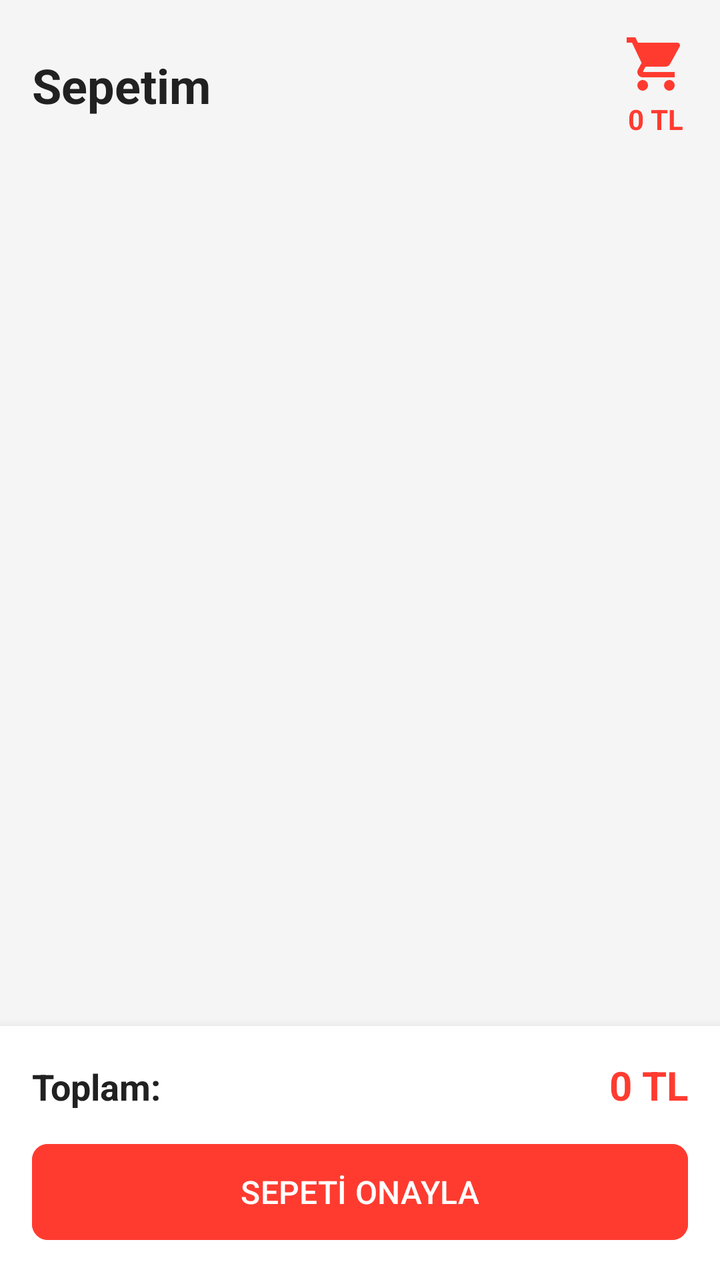
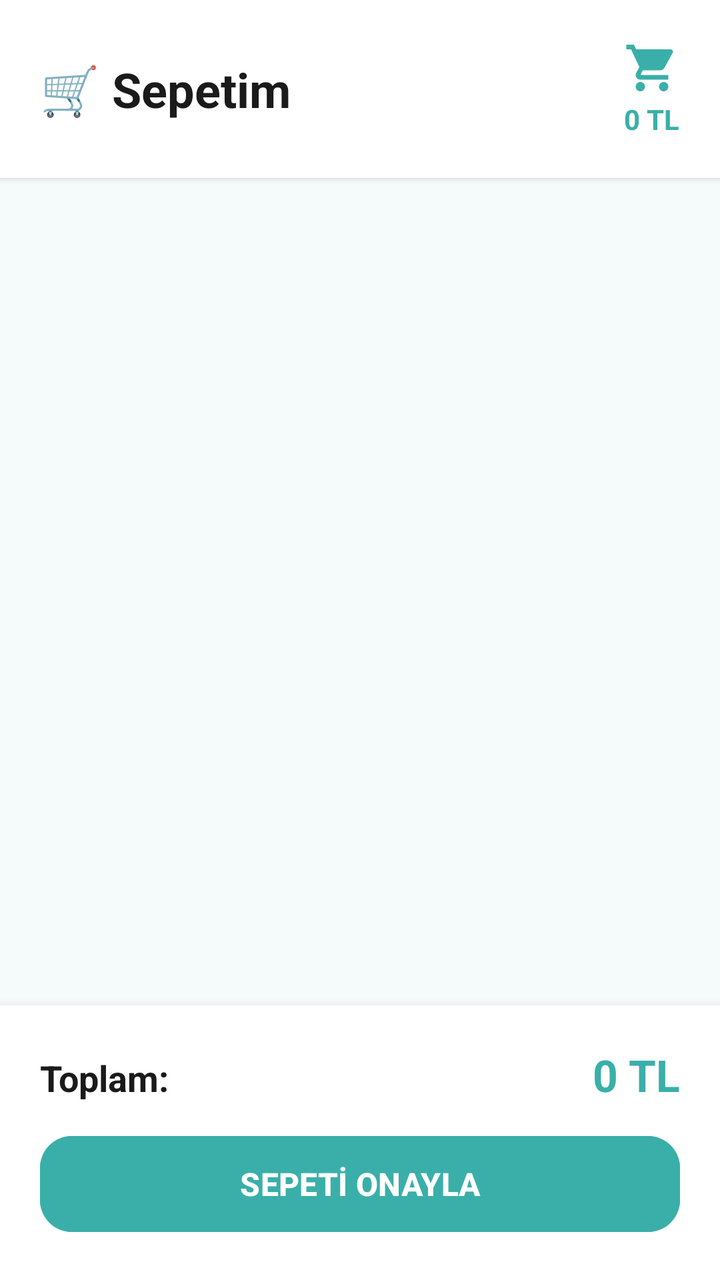

Compare the two renders of this Android layout. The source of the first and the diff that turns it into the second are given below.
<!-- AndroidManifest.xml: application theme Theme.EskiEsyaSatis -->
<!-- res/layout/fragment_cart.xml -->
<?xml version="1.0" encoding="utf-8"?>
<LinearLayout xmlns:android="http://schemas.android.com/apk/res/android"
    xmlns:app="http://schemas.android.com/apk/res-auto"
    android:layout_width="match_parent"
    android:layout_height="match_parent"
    android:orientation="vertical"
    android:background="@color/backgroundColor">

    
    <LinearLayout
        android:layout_width="match_parent"
        android:layout_height="wrap_content"
        android:orientation="horizontal"
        android:gravity="center_vertical"
        android:padding="16dp">

        <TextView
            android:layout_width="0dp"
            android:layout_weight="1"
            android:layout_height="wrap_content"
            android:text="Sepetim"
            android:textSize="24sp"
            android:textStyle="bold"
            android:textColor="@color/textColorPrimary" />

        
        <LinearLayout
            android:layout_width="wrap_content"
            android:layout_height="wrap_content"
            android:orientation="vertical"
            android:gravity="center">

            <ImageView
                android:layout_width="32dp"
                android:layout_height="32dp"
                android:src="@drawable/ic_shopping_cart"
                app:tint="@color/primaryColor" />

            <TextView
                android:id="@+id/tvCartTotal"
                android:layout_width="wrap_content"
                android:layout_height="wrap_content"
                android:text="0 TL"
                android:textSize="14sp"
                android:textStyle="bold"
                android:textColor="@color/primaryColor"
                android:layout_marginTop="2dp" />
        </LinearLayout>
    </LinearLayout>

    
    <TextView
        android:id="@+id/tvEmptyCart"
        android:layout_width="match_parent"
        android:layout_height="0dp"
        android:layout_weight="1"
        android:text="Sepetiniz boş"
        android:textSize="16sp"
        android:textColor="@color/textColorSecondary"
        android:gravity="center"
        android:visibility="gone" />

    
    <androidx.recyclerview.widget.RecyclerView
        android:id="@+id/recyclerViewCart"
        android:layout_width="match_parent"
        android:layout_height="0dp"
        android:layout_weight="1"
        android:padding="8dp"
        android:clipToPadding="false" />

    
    <androidx.cardview.widget.CardView
        android:id="@+id/cardCheckout"
        android:layout_width="match_parent"
        android:layout_height="wrap_content"
        app:cardCornerRadius="0dp"
        app:cardElevation="8dp"
        android:backgroundTint="@color/white">

        <LinearLayout
            android:layout_width="match_parent"
            android:layout_height="wrap_content"
            android:orientation="vertical"
            android:padding="16dp">

            <LinearLayout
                android:layout_width="match_parent"
                android:layout_height="wrap_content"
                android:orientation="horizontal"
                android:layout_marginBottom="12dp">

                <TextView
                    android:layout_width="0dp"
                    android:layout_weight="1"
                    android:layout_height="wrap_content"
                    android:text="Toplam:"
                    android:textSize="18sp"
                    android:textStyle="bold"
                    android:textColor="@color/textColorPrimary" />

                <TextView
                    android:id="@+id/tvCheckoutTotal"
                    android:layout_width="wrap_content"
                    android:layout_height="wrap_content"
                    android:text="0 TL"
                    android:textSize="20sp"
                    android:textStyle="bold"
                    android:textColor="@color/primaryColor" />
            </LinearLayout>

            <com.google.android.material.button.MaterialButton
                android:id="@+id/btnCheckout"
                android:layout_width="match_parent"
                android:layout_height="56dp"
                android:text="SEPETİ ONAYLA"
                android:backgroundTint="@color/primaryColor"
                android:textColor="@color/white"
                android:textSize="16sp"
                app:cornerRadius="8dp" />
        </LinearLayout>
    </androidx.cardview.widget.CardView>
</LinearLayout>
<!-- resources referenced by this layout -->
<resources>
  <color name="backgroundColor">#F5F5F5</color>
  <color name="primaryColor">#FF3B30</color>
  <color name="textColorPrimary">#212121</color>
  <color name="textColorSecondary">#757575</color>
  <color name="white">#FFFFFFFF</color>
  <!-- drawable ic_shopping_cart (drawable) -->
  <vector xmlns:android="http://schemas.android.com/apk/res/android"
      android:width="24dp"
      android:height="24dp"
      android:viewportWidth="24"
      android:viewportHeight="24">
      <path
          android:fillColor="#000000"
          android:pathData="M7,18c-1.1,0 -1.99,0.9 -1.99,2S5.9,22 7,22s2,-0.9 2,-2 -0.9,-2 -2,-2zM1,2v2h2l3.6,7.59 -1.35,2.45c-0.16,0.28 -0.25,0.61 -0.25,0.96 0,1.1 0.9,2 2,2h12v-2H7.42c-0.14,0 -0.25,-0.11 -0.25,-0.25l0.03,-0.12 0.9,-1.63h7.45c0.75,0 1.41,-0.41 1.75,-1.03l3.58,-6.49c0.08,-0.14 0.12,-0.31 0.12,-0.48 0,-0.55 -0.45,-1 -1,-1H5.21l-0.94,-2H1zM17,18c-1.1,0 -1.99,0.9 -1.99,2s0.89,2 1.99,2 2,-0.9 2,-2 -0.9,-2 -2,-2z"/>
  </vector>
  <style name="Theme.EskiEsyaSatis" parent="Base.Theme.EskiEsyaSatis" />
  <style name="Base.Theme.EskiEsyaSatis" parent="Theme.Material3.DayNight.NoActionBar">
          
          <item name="colorPrimary">@color/primaryColor</item>
          <item name="colorPrimaryDark">@color/primaryDarkColor</item>
          <item name="colorOnPrimary">@color/white</item>
          <item name="android:windowBackground">@color/backgroundColor</item>
          <item name="android:textColorPrimary">@color/textColorPrimary</item>
          <item name="android:textColorSecondary">@color/textColorSecondary</item>
      </style>
  <color name="primaryDarkColor">#C32C23</color>
</resources>

<!-- the commit's change to res/layout/fragment_cart.xml (unified diff, before → after) -->
@@ -12,13 +12,15 @@
         android:layout_height="wrap_content"
         android:orientation="horizontal"
         android:gravity="center_vertical"
-        android:padding="16dp">
+        android:padding="20dp"
+        android:background="@color/white"
+        android:elevation="2dp">
 
         <TextView
             android:layout_width="0dp"
             android:layout_weight="1"
             android:layout_height="wrap_content"
-            android:text="Sepetim"
+            android:text="🛒 Sepetim"
             android:textSize="24sp"
             android:textStyle="bold"
             android:textColor="@color/textColorPrimary" />
@@ -31,8 +33,8 @@
             android:gravity="center">
 
             <ImageView
-                android:layout_width="32dp"
-                android:layout_height="32dp"
+                android:layout_width="28dp"
+                android:layout_height="28dp"
                 android:src="@drawable/ic_shopping_cart"
                 app:tint="@color/primaryColor" />
 
@@ -82,7 +84,7 @@
             android:layout_width="match_parent"
             android:layout_height="wrap_content"
             android:orientation="vertical"
-            android:padding="16dp">
+            android:padding="20dp">
 
             <LinearLayout
                 android:layout_width="match_parent"
@@ -104,7 +106,7 @@
                     android:layout_width="wrap_content"
                     android:layout_height="wrap_content"
                     android:text="0 TL"
-                    android:textSize="20sp"
+                    android:textSize="22sp"
                     android:textStyle="bold"
                     android:textColor="@color/primaryColor" />
             </LinearLayout>
@@ -117,7 +119,8 @@
                 android:backgroundTint="@color/primaryColor"
                 android:textColor="@color/white"
                 android:textSize="16sp"
-                app:cornerRadius="8dp" />
+                android:textStyle="bold"
+                app:cornerRadius="16dp" />
         </LinearLayout>
     </androidx.cardview.widget.CardView>
 </LinearLayout>
<!-- resource entries referenced after the edit -->
@@ -1,9 +1,9 @@
 <!-- resources referenced by this layout -->
 <resources>
-  <color name="backgroundColor">#F5F5F5</color>
-  <color name="primaryColor">#FF3B30</color>
-  <color name="textColorPrimary">#212121</color>
-  <color name="textColorSecondary">#757575</color>
+  <color name="backgroundColor">#F5FAFA</color>
+  <color name="primaryColor">#3AAFA9</color>
+  <color name="textColorPrimary">#1A1A1A</color>
+  <color name="textColorSecondary">#4A4A4A</color>
   <color name="white">#FFFFFFFF</color>
   <!-- drawable ic_shopping_cart (drawable) -->
   <vector xmlns:android="http://schemas.android.com/apk/res/android"
@@ -16,15 +16,21 @@
           android:pathData="M7,18c-1.1,0 -1.99,0.9 -1.99,2S5.9,22 7,22s2,-0.9 2,-2 -0.9,-2 -2,-2zM1,2v2h2l3.6,7.59 -1.35,2.45c-0.16,0.28 -0.25,0.61 -0.25,0.96 0,1.1 0.9,2 2,2h12v-2H7.42c-0.14,0 -0.25,-0.11 -0.25,-0.25l0.03,-0.12 0.9,-1.63h7.45c0.75,0 1.41,-0.41 1.75,-1.03l3.58,-6.49c0.08,-0.14 0.12,-0.31 0.12,-0.48 0,-0.55 -0.45,-1 -1,-1H5.21l-0.94,-2H1zM17,18c-1.1,0 -1.99,0.9 -1.99,2s0.89,2 1.99,2 2,-0.9 2,-2 -0.9,-2 -2,-2z"/>
   </vector>
   <style name="Theme.EskiEsyaSatis" parent="Base.Theme.EskiEsyaSatis" />
-  <style name="Base.Theme.EskiEsyaSatis" parent="Theme.Material3.DayNight.NoActionBar">
-          
+  <style name="Base.Theme.EskiEsyaSatis" parent="Theme.Material3.Light.NoActionBar">
           <item name="colorPrimary">@color/primaryColor</item>
           <item name="colorPrimaryDark">@color/primaryDarkColor</item>
           <item name="colorOnPrimary">@color/white</item>
+          <item name="colorAccent">@color/accentColor</item>
           <item name="android:windowBackground">@color/backgroundColor</item>
           <item name="android:textColorPrimary">@color/textColorPrimary</item>
           <item name="android:textColorSecondary">@color/textColorSecondary</item>
+          <item name="android:editTextColor">@color/textColorPrimary</item>
+          <item name="android:textColorHint">@color/textColorSecondary</item>
+          <item name="android:statusBarColor">@color/primaryDarkColor</item>
+          <item name="colorOnSurface">@color/textColorPrimary</item>
+          <item name="colorOnBackground">@color/textColorPrimary</item>
       </style>
-  <color name="primaryDarkColor">#C32C23</color>
+  <color name="primaryDarkColor">#2D8F8A</color>
+  <color name="accentColor">#6DC99D</color>
 </resources>
 
